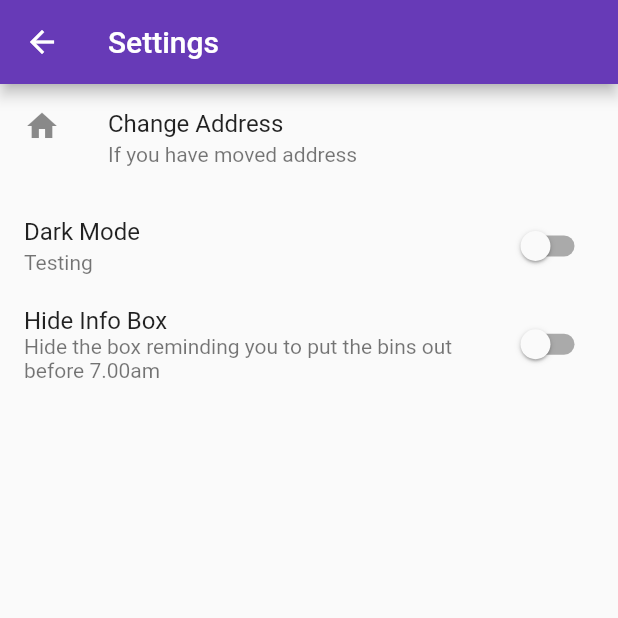
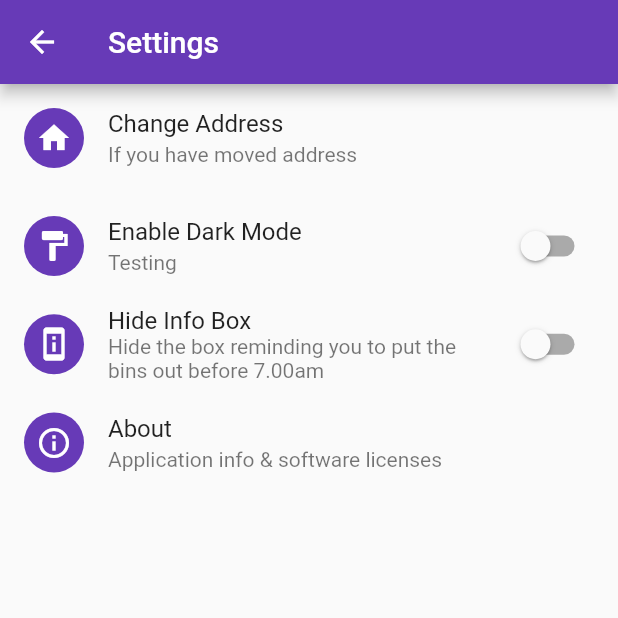
Before and after one commit to videah/renfrewshire-bins, a Flutter app: the SettingsPage screen opened by its route, on a phone screen of 412 x 824 dp, the top half of it. Run offline on Flutter 3.47's test engine with Material 2 defaults, Android fonts, the phone set to English and light mode, and no system bars; our stand-ins replace dio, flutter_widget_from_html, hive, hive_flutter, recase; missing offline and left inert: about; accounts and stored records are empty; network calls fail.

Commit message:
add due label + about screen

```diff
--- a/lib/pages/settings_page.dart
+++ b/lib/pages/settings_page.dart
@@ -1,3 +1,4 @@
+import 'package:about/about.dart';
 import 'package:flutter/material.dart';
 import 'package:hive/hive.dart';
 import 'package:hive_flutter/hive_flutter.dart';
@@ -14,7 +15,11 @@ class SettingsPage extends StatelessWidget {
           ListTile(
             title: Text("Change Address"),
             subtitle: Text("If you have moved address"),
-            leading: Icon(Icons.home),
+            leading: CircleAvatar(
+              backgroundColor: Colors.deepPurple,
+              foregroundColor: Colors.white,
+              child: Icon(Icons.home),
+            ),
             onTap: () {
               Navigator.of(context).pushNamed("/setup");
             },
@@ -23,8 +28,13 @@ class SettingsPage extends StatelessWidget {
             valueListenable: Hive.box("settings").listenable(),
             builder: (context, box, widget) {
               return SwitchListTile(
-                title: Text("Dark Mode"),
+                title: Text("Enable Dark Mode"),
                 subtitle: Text("Testing"),
+                secondary: CircleAvatar(
+                  backgroundColor: Colors.deepPurple,
+                  foregroundColor: Colors.white,
+                  child: Icon(Icons.format_paint),
+                ),
                 value: box.get("darkMode") ?? false,
                 onChanged: (val) {
                   box.put("darkMode", val);
@@ -37,11 +47,42 @@ class SettingsPage extends StatelessWidget {
             builder: (context, box, widget) {
               return SwitchListTile(
                 title: Text("Hide Info Box"),
-                subtitle: Text("Hide the box reminding you to put the bins out before 7.00am"),
+                subtitle: Text(
+                    "Hide the box reminding you to put the bins out before 7.00am"),
+                secondary: CircleAvatar(
+                  backgroundColor: Colors.deepPurple,
+                  foregroundColor: Colors.white,
+                  child: Icon(Icons.perm_device_information),
+                ),
                 value: box.get("hideInfoBox") ?? false,
                 onChanged: (val) {
                   box.put("hideInfoBox", val);
                 },
+              );
+            },
+          ),
+          ListTile(
+            title: Text("About"),
+            subtitle: Text("Application info & software licenses"),
+            leading: CircleAvatar(
+              backgroundColor: Colors.deepPurple,
+              foregroundColor: Colors.white,
+              child: Icon(Icons.info_outline),
+            ),
+            onTap: () {
+              showAboutPage(
+                context: context,
+                applicationName: "Renfrewshire Bins",
+                applicationVersion: "Version 1.0.0",
+                applicationLegalese: "Ruairidh 'videah' Carmichael",
+                applicationIcon: FlutterLogo(),
+                applicationDescription: const Text("Unofficial bin collection tracker for residents living in Renfrewshire\n\nThis app is not endorsed by Renfrewshire Council in anyway, I created this for my own personal use. It is entirely possible for operation of this app to discontinue at the wishes of Renfrewshire Council."),
+                children: [
+                  LicensesPageListTile(
+                    title: Text("Open Source Licenses"),
+                    icon: Icon(Icons.share),
+                  ),
+                ]
               );
             },
           ),
--- a/pubspec.yaml
+++ b/pubspec.yaml
@@ -29,6 +29,8 @@ dependencies:
   hive_flutter: ^0.3.0+1
   path_provider: ^1.6.0
   flutter_widget_from_html: ^0.3.2+1
+  intl: ^0.16.1
+  about: ^1.0.7
 
   # The following adds the Cupertino Icons font to your application.
   # Use with the CupertinoIcons class for iOS style icons.
```
Also changed, not shown: lib/pages/main_page.dart (+17 -2 lines), pubspec.lock.
